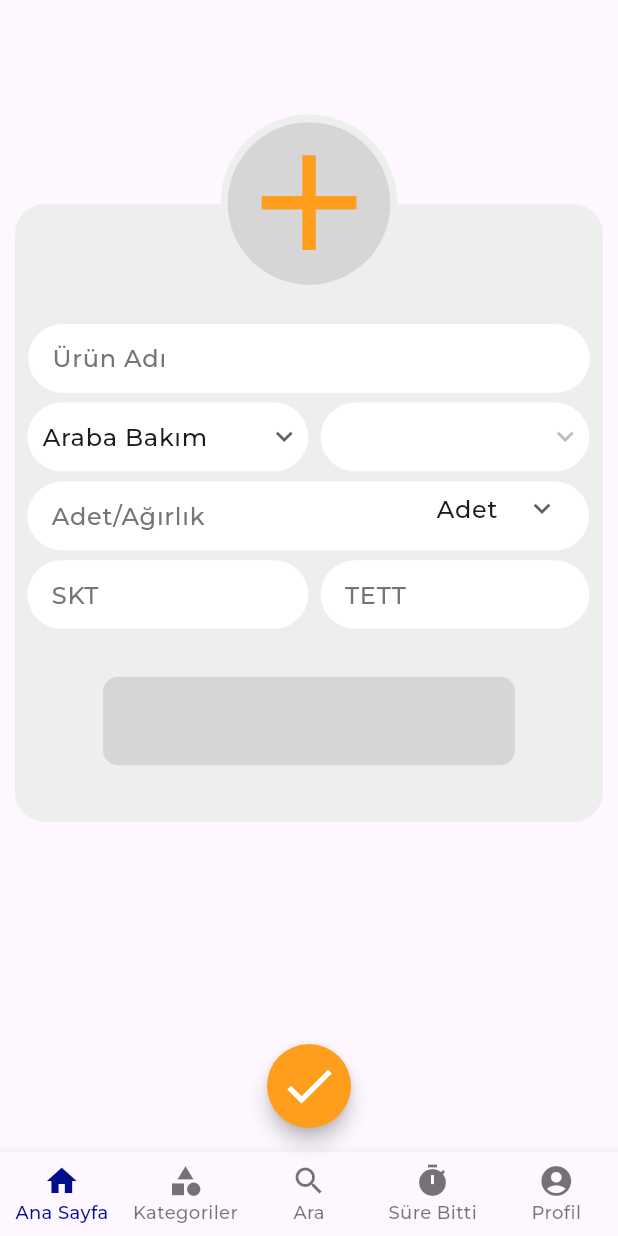
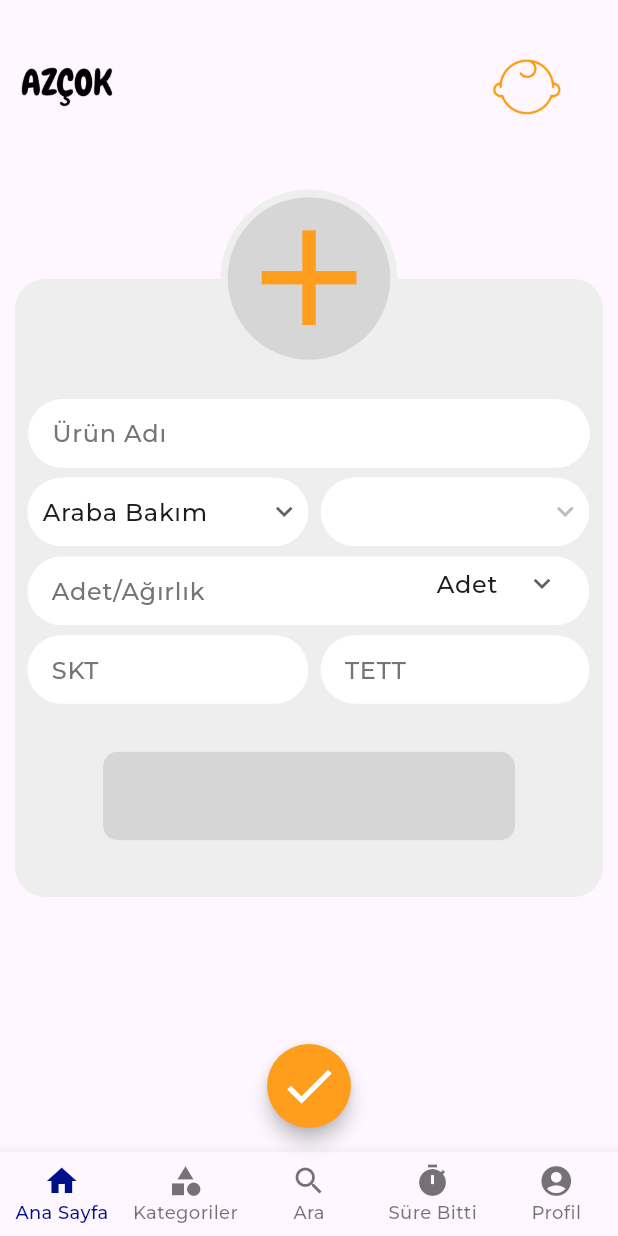
Before and after one commit to tugcekepen/AzCok, a Flutter app: the ProductAddPage screen opened by its route, on a phone screen of 412 x 824 dp. Run offline on Flutter 3.47's test engine with Material 3 defaults, Android fonts, the phone set to English and light mode, and no system bars; our stand-ins replace table_calendar; project files that could hold a hidden picture were left out.

Commit message:
Çakışmayı çözüldü

```diff
--- a/lib/product_add_page.dart
+++ b/lib/product_add_page.dart
@@ -40,6 +40,22 @@ class _ProductAddPage extends State<ProductAddPage> {
       body: Column(
         children: [
           SizedBox(height: ProjectVariables(context).pageTopHeight,),
+        Padding(
+          padding: ProjectVariables(context).padding!,
+          child: Row(
+            children: [
+              Expanded(
+                flex: 3,
+                child: Image.asset("lib/images/app_title.png",
+                alignment: Alignment.bottomLeft, height: 30,),
+              ),
+              Expanded(
+                flex:1,
+                child: Image.asset("lib/images/bebekBakim.png", height: 50,),)
+            ]
+
+          ),
+        ),
           Padding(
             padding: const EdgeInsets.symmetric(horizontal: 10),
             child: Stack(children: [
```
Also changed, not shown: pubspec.lock.
